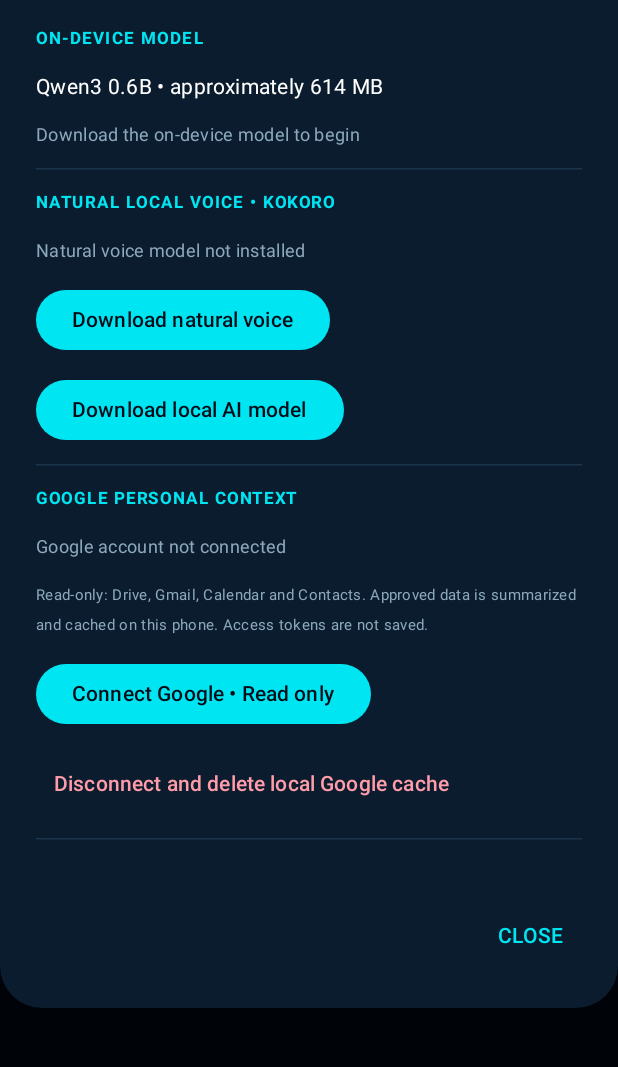
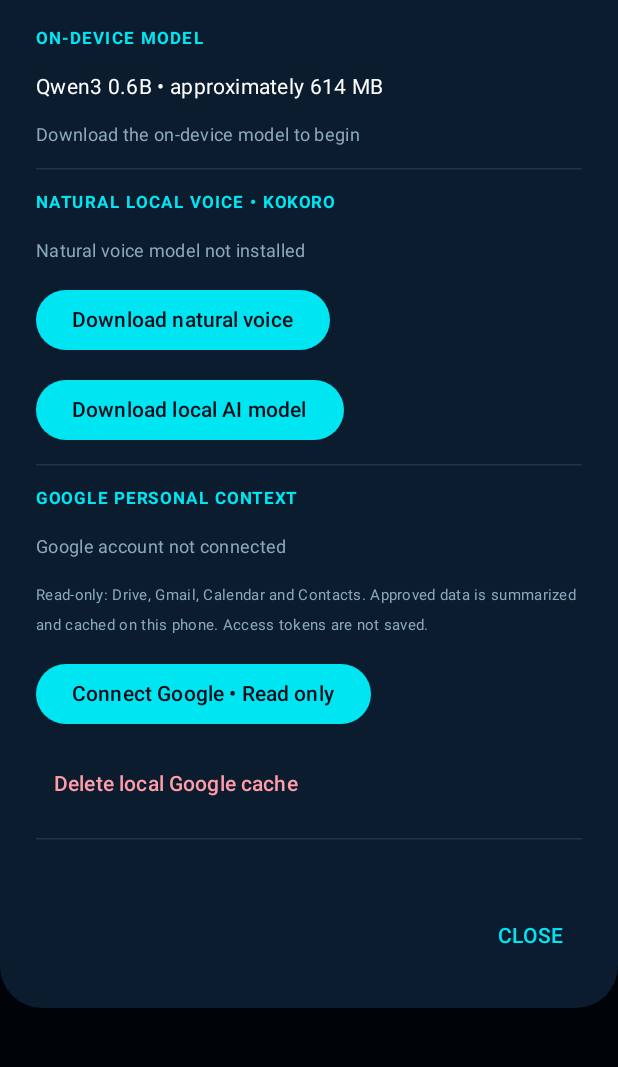
Before and after one commit to PrudhviRaj1695/Friday, an Android app built with Jetpack Compose: the screen it shows after launch (MainActivity), after a tap on an icon or button, on a phone screen of 412 x 824 dp, the part 156-1223 px from its top. Run offline under Robolectric (Android 15) with nearby library versions, the phone set to English and light mode, and no system bars; libraries missing offline, so code that uses them is left out: com.google.ai.edge, com.k2fsa.sherpa, org.apache.commons.

Commit message:
Clarify local cache deletion versus Google grant revocation

```diff
--- a/app/src/main/java/com/friday/app/MainActivity.kt
+++ b/app/src/main/java/com/friday/app/MainActivity.kt
@@ -234,7 +234,7 @@ fun FridayApp(vm: FridayViewModel) {
                             }
                             .addOnFailureListener { googleActionError = it.message ?: "Could not start Google authorization" }
                     }, colors = ButtonDefaults.buttonColors(containerColor = Neon)) { Text("Connect Google • Read only", color = Night) }
-                    TextButton(onClick = { vm.disconnectGoogle() }) { Text("Disconnect and delete local Google cache", color = Color(0xFFFF9CA9)) }
+                    TextButton(onClick = { vm.disconnectGoogle() }) { Text("Delete local Google cache", color = Color(0xFFFF9CA9)) }
                     googleActionError?.let { Text(it, color = Color(0xFFFF9CA9), fontSize = 11.sp) }
                     HorizontalDivider(color = Color(0xFF1C354A))
                     Row(verticalAlignment = Alignment.CenterVertically) {
```
